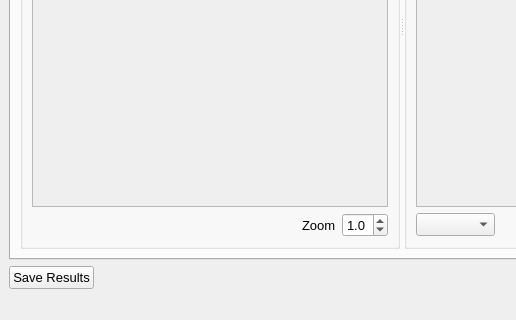
The window that cgt/CrystalGrowthTrackerMain.ui (jonathanHuwP/CrystalGrowthTracker) describes before a commit, drawn with Qt 5; both pictures show x 0 to 516 and y 263 to 583 of the 942 by 583 pixel window.
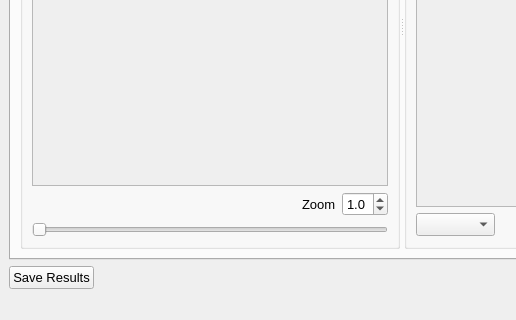
The same window after the commit.

Commit message: reading in video file

```diff
--- a/cgt/CrystalGrowthTrackerMain.ui
+++ b/cgt/CrystalGrowthTrackerMain.ui
@@ -58,8 +58,8 @@
                   <rect>
                    <x>0</x>
                    <y>0</y>
-                   <width>265</width>
-                   <height>290</height>
+                   <width>334</width>
+                   <height>259</height>
                   </rect>
                  </property>
                 </widget>
@@ -110,6 +110,13 @@
               </item>
              </layout>
             </item>
+            <item>
+             <widget class="QSlider" name="_frameSlider">
+              <property name="orientation">
+               <enum>Qt::Horizontal</enum>
+              </property>
+             </widget>
+            </item>
            </layout>
           </widget>
           <widget class="QGroupBox" name="groupBox_2">
```
Left out of the diff: 18 changed lines with no effect on the pictures. The commit also changes 1 other file.
